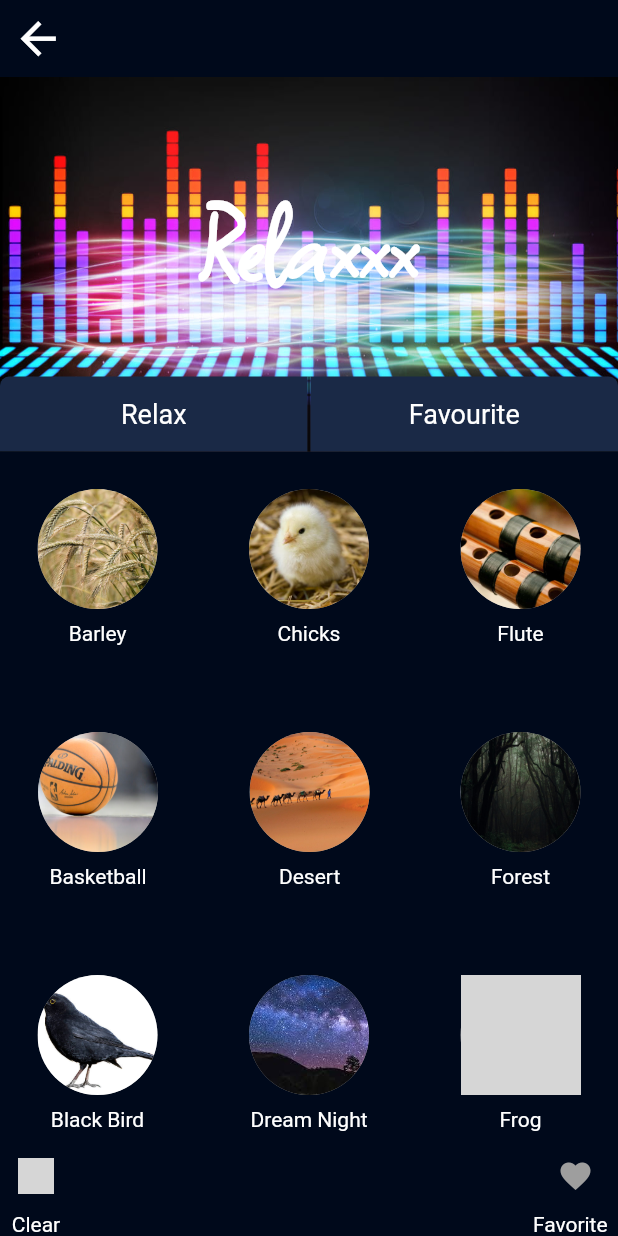
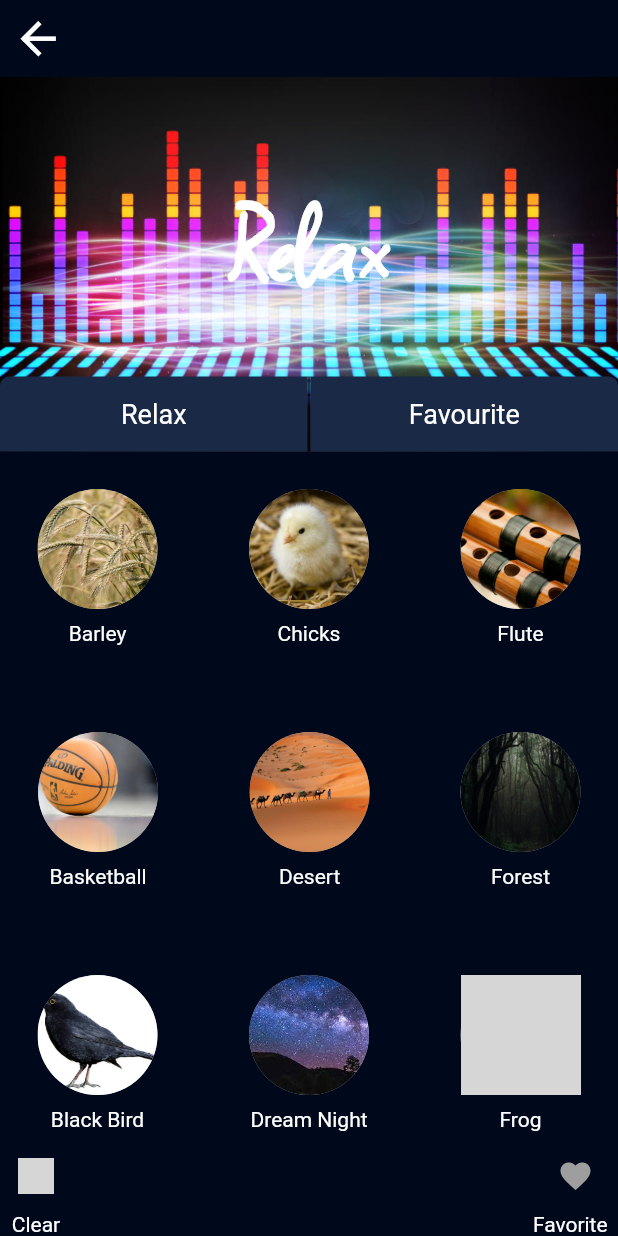
Before and after one commit to Harunn33/sleep_sound_app, a Flutter app: the RelaxMenu screen opened directly, on a phone screen of 412 x 824 dp. Run offline on Flutter 3.47's test engine with Material 2 defaults, Android fonts, the phone set to English and light mode, and no system bars; our stand-ins replace font_awesome_flutter, rive; grey boxes are pictures that could not be loaded.

Commit message:
son degisim

```diff
--- a/lib/relaxMenu.dart
+++ b/lib/relaxMenu.dart
@@ -54,7 +54,7 @@ class RelaxMenu extends StatelessWidget {
                   Padding(
                     padding: EdgeInsets.only(top: 60),
                     child: Text(
-                      "Relaxxx",
+                      "Relax",
                       style: TextStyle(
                         fontSize: 80,
                         fontWeight: FontWeight.bold,
```
